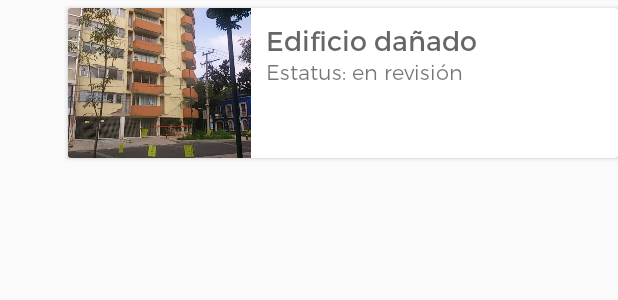
After one commit to chilangolabs/App-CICM-Hackathon2018, an Android app: the layout item_reports_news.xml on its own in the app's theme, with its tools: preview values and no code run, on a phone screen of 412 x 824 dp. The commit adds this screen. Shown: the top 300 px of the screen. Run offline under Robolectric (Android 15) with nearby library versions, the phone set to English and light mode, and no system bars.

Commit message:
item layout reports and news

```diff
--- /dev/null
+++ b/app/src/main/res/layout/item_reports_news.xml
@@ -0,0 +1,52 @@
+<?xml version="1.0" encoding="utf-8"?>
+<android.support.v7.widget.CardView xmlns:android="http://schemas.android.com/apk/res/android"
+    xmlns:app="http://schemas.android.com/apk/res-auto"
+    android:layout_width="match_parent"
+    android:layout_height="wrap_content"
+    android:layout_marginBottom="5dp"
+    android:layout_marginStart="45dp"
+    android:layout_marginTop="5dp"
+    android:foreground="?android:attr/selectableItemBackground">
+
+    <LinearLayout
+        android:layout_width="match_parent"
+        android:layout_height="wrap_content"
+        android:orientation="horizontal">
+
+        <ImageView
+            android:id="@+id/imgItemReports"
+            android:layout_width="0dp"
+            android:layout_height="100dp"
+            android:layout_weight="1"
+            android:scaleType="centerCrop"
+            android:src="@drawable/placeholder_building" />
+
+        <LinearLayout
+            android:layout_width="0dp"
+            android:layout_height="match_parent"
+            android:layout_weight="2"
+            android:orientation="vertical"
+            android:padding="10dp">
+
+            <com.chilangolabs.hackcicm.customelements.MontserratTextView
+                android:id="@+id/txtItemReportsTitle"
+                android:layout_width="wrap_content"
+                android:layout_height="wrap_content"
+                android:text="Edificio dañado"
+                android:textAppearance="@style/TextAppearance.AppCompat.Medium"
+                android:transitionName="@string/item_report_title_transitionname"
+                app:fontM="Regular" />
+
+            <com.chilangolabs.hackcicm.customelements.MontserratTextView
+                android:id="@+id/txtItemReportsStatus"
+                android:layout_width="wrap_content"
+                android:layout_height="wrap_content"
+                android:text="Estatus: en revisión"
+                android:textAppearance="@style/TextAppearance.AppCompat.Small"
+                app:fontM="Light" />
+
+        </LinearLayout>
+
+    </LinearLayout>
+
+</android.support.v7.widget.CardView>
--- a/app/src/main/res/values/strings.xml
+++ b/app/src/main/res/values/strings.xml
@@ -6,4 +6,5 @@
     <string name="register">Registrar</string>
     <string name="containerForm">containerformtransition</string>
     <string name="validate">Validar</string>
+    <string name="item_report_title_transitionname">itemreporttitletransition</string>
 </resources>
```
Also changed, not shown: app/src/main/res/drawable/placeholder_building.jpg (added).
